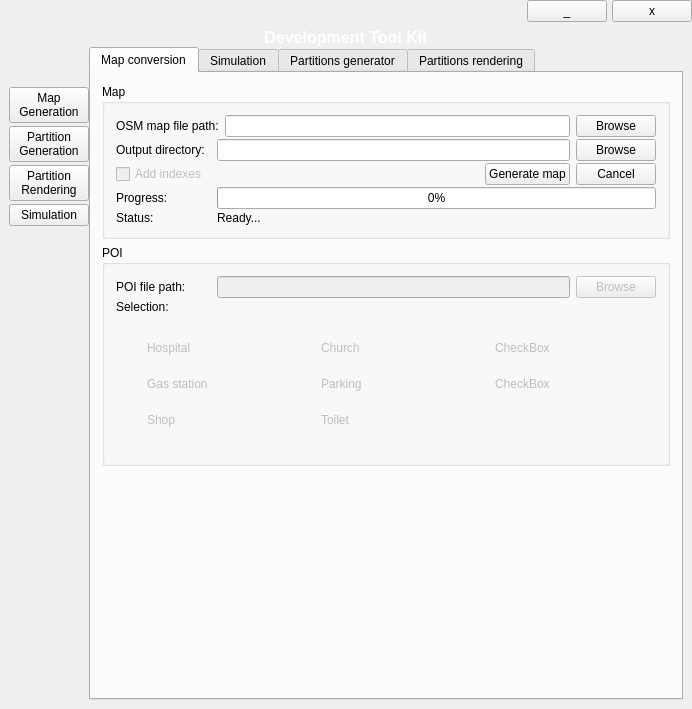
First picture: the form in Utils/mainwindow.ui, repository dotevo/Pilocik, before the edit.
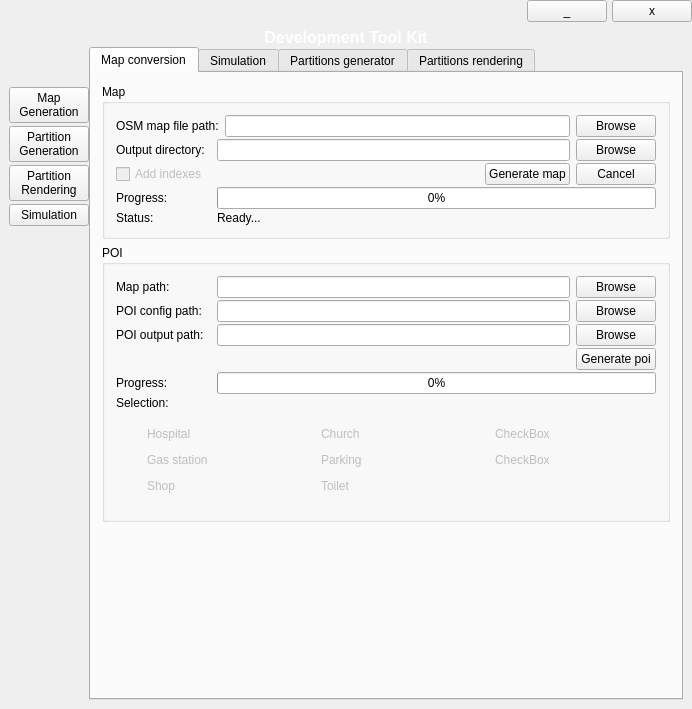
Second picture: the form after the edit. The open tabs and pages were chosen to show the change. Icons and pictures are not drawn. Custom widgets are drawn as their Qt base class.

Patch:
```diff
--- a/Utils/mainwindow.ui
+++ b/Utils/mainwindow.ui
@@ -696,6 +696,60 @@
                <property name="spacing">
                 <number>2</number>
                </property>
+               <item>
+                <layout class="QHBoxLayout" name="horizontalLayout_36">
+                 <item>
+                  <widget class="QLabel" name="label_29">
+                   <property name="minimumSize">
+                    <size>
+                     <width>95</width>
+                     <height>0</height>
+                    </size>
+                   </property>
+                   <property name="text">
+                    <string>Map path:</string>
+                   </property>
+                  </widget>
+                 </item>
+                 <item>
+                  <widget class="QLineEdit" name="poiMapPath"/>
+                 </item>
+                 <item>
+                  <widget class="QPushButton" name="poiMapPathBrowseButton">
+                   <property name="text">
+                    <string>Browse</string>
+                   </property>
+                  </widget>
+                 </item>
+                </layout>
+               </item>
+               <item>
+                <layout class="QHBoxLayout" name="horizontalLayout_38">
+                 <item>
+                  <widget class="QLabel" name="label_30">
+                   <property name="minimumSize">
+                    <size>
+                     <width>95</width>
+                     <height>0</height>
+                    </size>
+                   </property>
+                   <property name="text">
+                    <string>POI config path:</string>
+                   </property>
+                  </widget>
+                 </item>
+                 <item>
+                  <widget class="QLineEdit" name="poiConfigPath"/>
+                 </item>
+                 <item>
+                  <widget class="QPushButton" name="poiConfigBrowseButton">
+                   <property name="text">
+                    <string>Browse</string>
+                   </property>
+                  </widget>
+                 </item>
+                </layout>
+               </item>
                <item>
                 <layout class="QHBoxLayout" name="horizontalLayout_30">
                  <item>
@@ -707,21 +761,21 @@
                     </size>
                    </property>
                    <property name="text">
-                    <string>POI file path:</string>
+                    <string>POI output path:</string>
                    </property>
                   </widget>
                  </item>
                  <item>
                   <widget class="QLineEdit" name="poiFilePath">
                    <property name="enabled">
-                    <bool>false</bool>
+                    <bool>true</bool>
                    </property>
                   </widget>
                  </item>
                  <item>
                   <widget class="QPushButton" name="poiFilePathBrowseButton">
                    <property name="enabled">
-                    <bool>false</bool>
+                    <bool>true</bool>
                    </property>
                    <property name="text">
                     <string>Browse</string>
@@ -730,6 +784,54 @@
                  </item>
                 </layout>
                </item>
+               <item>
+                <layout class="QHBoxLayout" name="horizontalLayout_37">
+                 <item>
+                  <spacer name="horizontalSpacer_9">
+                   <property name="orientation">
+                    <enum>Qt::Horizontal</enum>
+                   </property>
+                   <property name="sizeHint" stdset="0">
+                    <size>
+                     <width>40</width>
+                     <height>20</height>
+                    </size>
+                   </property>
+                  </spacer>
+                 </item>
+                 <item>
+                  <widget class="QPushButton" name="poiGenerateButton">
+                   <property name="text">
+                    <string>Generate poi</string>
+                   </property>
+                  </widget>
+                 </item>
+                </layout>
+               </item>
+               <item>
+                <layout class="QHBoxLayout" name="horizontalLayout_39">
+                 <item>
+                  <widget class="QLabel" name="label_31">
+                   <property name="minimumSize">
+                    <size>
+                     <width>95</width>
+                     <height>0</height>
+                    </size>
+                   </property>
+                   <property name="text">
+                    <string>Progress:</string>
+                   </property>
+                  </widget>
+                 </item>
+                 <item>
+                  <widget class="QProgressBar" name="poiProgressBar">
+                   <property name="value">
+                    <number>0</number>
+                   </property>
+                  </widget>
+                 </item>
+                </layout>
+               </item>
                <item>
                 <widget class="QLabel" name="label_20">
                  <property name="text">
@@ -754,7 +856,7 @@
                     <x>0</x>
                     <y>0</y>
                     <width>494</width>
-                    <height>129</height>
+                    <height>81</height>
                    </rect>
                   </property>
                   <layout class="QGridLayout" name="gridLayout">
```
Left out of the diff: 2 changed lines with no effect on the pictures.
